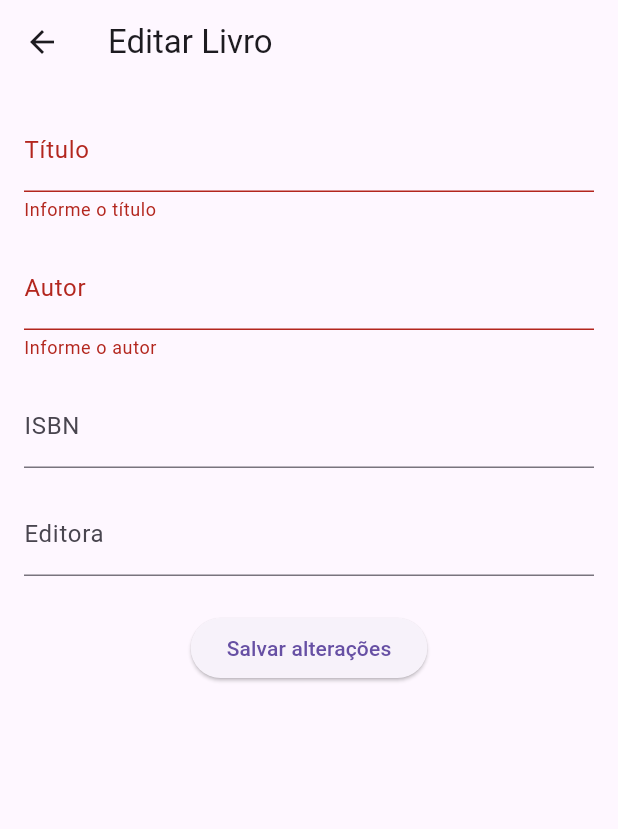
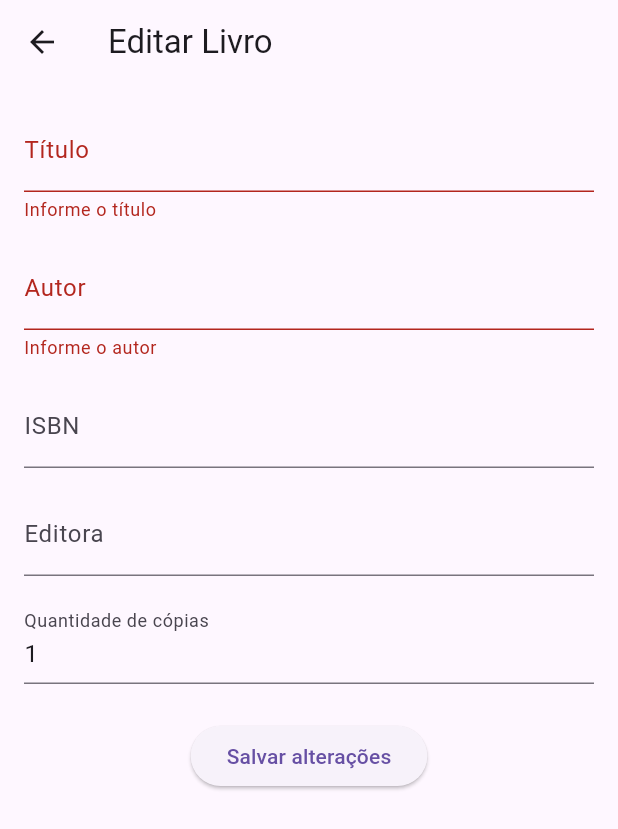
Before and after one commit to Feli2099/biblioteca-escolar, a Flutter app: the TelaEdicaoLivro screen opened directly with empty values, after a tap on "Salvar alterações", on a phone screen of 412 x 824 dp. Shown: the top 829 px of the screen. Run offline on Flutter 3.47's test engine with Material 3 defaults, Android fonts, the phone set to English and light mode, and no system bars; our stand-ins replace cloud_firestore, firebase_auth, firebase_core; missing offline and left inert: mobile_scanner; accounts and stored records are empty.

Commit message:
Adiciona suporte a múltiplas cópias de livros

```diff
--- a/lib/modelos/livro.dart
+++ b/lib/modelos/livro.dart
@@ -4,6 +4,7 @@ class Livro {
   final String isbn;
   final String editora;
   final String? urlCapa;
+  final int quantidadeTotal;
 
   Livro({
     required this.titulo,
@@ -11,6 +12,7 @@ class Livro {
     required this.isbn,
     required this.editora,
     this.urlCapa,
+    this.quantidadeTotal =1,
   });
 
   Map<String,dynamic> toMap() {
@@ -20,6 +22,7 @@ class Livro {
       'isbn': isbn,
       'editora': editora,
       'urlCapa': urlCapa,
+      'quantidadeTotal': quantidadeTotal,
     };
   }
 
@@ -30,6 +33,7 @@ class Livro {
       isbn: map['isbn'] ?? '',
       editora: map['editora'] ?? '',
       urlCapa: map['urlCapa'],
+      quantidadeTotal: (map['quantidadeTotal'] as num?)?.toInt() ?? 1,
     );
   }
 }
--- a/lib/servicos/firestore_livros_service.dart
+++ b/lib/servicos/firestore_livros_service.dart
@@ -50,6 +50,7 @@ class FirestoreLivrosService {
       'autor': livro.autor,
       'editora': livro.editora,
       'urlCapa': livro.urlCapa,
+      'quantidadeTotal': livro.quantidadeTotal,
     });
   }
 }
--- a/lib/telas/emprestimos/tela_cadastro_emprestimo.dart
+++ b/lib/telas/emprestimos/tela_cadastro_emprestimo.dart
@@ -177,7 +177,7 @@ class _TelaCadastroEmprestimoState
                     ).showSnackBar(
                       const SnackBar(
                         content: Text(
-                          'Esse livro já está emprestado.',
+                          'Não há cópias disponíveis deste livro.',
                         ),
                       ),
                     );
--- a/lib/telas/livros/tela_cadastro_livro.dart
+++ b/lib/telas/livros/tela_cadastro_livro.dart
@@ -24,6 +24,8 @@ class _TelaCadastroLivro extends State<TelaCadastroLivro> {
   final TextEditingController _autorController = TextEditingController();
   final TextEditingController _isbnController = TextEditingController();
   final TextEditingController _editoraController = TextEditingController();
+  final TextEditingController _quantidadeController = TextEditingController(text: '1');
+
   String? _urlCapa;
   bool _buscandoLivro = false;
 
@@ -38,6 +40,7 @@ class _TelaCadastroLivro extends State<TelaCadastroLivro> {
     _autorController.dispose();
     _isbnController.dispose();
     _editoraController.dispose();
+    _quantidadeController.dispose();
 
     super.dispose();
   }
@@ -338,6 +341,29 @@ class _TelaCadastroLivro extends State<TelaCadastroLivro> {
                   ),
                 ),
 
+                const SizedBox(height: 16),
+
+                TextFormField(
+                  controller: _quantidadeController,
+                  keyboardType: TextInputType.number,
+                  decoration: const InputDecoration(
+                    labelText: 'Quantidade de cópias',
+                  ),
+                  validator: (valor) {
+                    if (valor == null || valor.trim().isEmpty) {
+                      return 'Informe a quantidade de cópias';
+                    }
+
+                    final quantidade = int.tryParse(valor.trim());
+
+                    if (quantidade == null || quantidade <= 0) {
+                      return 'Informe uma quantidade válida';
+                    }
+
+                    return null;
+                  },
+                ),
+
                 const SizedBox(height: 24),
 
                 ElevatedButton(
@@ -364,6 +390,7 @@ class _TelaCadastroLivro extends State<TelaCadastroLivro> {
                       final autor = _autorController.text.trim();
                       final isbn = _isbnController.text.trim();
                       final editora = _editoraController.text.trim();
+                      final quantidade = int.parse(_quantidadeController.text.trim());
 
                       final livro = Livro(
                         titulo: titulo,
@@ -371,6 +398,7 @@ class _TelaCadastroLivro extends State<TelaCadastroLivro> {
                         isbn: isbn,
                         editora: editora,
                         urlCapa: _urlCapa,
+                        quantidadeTotal: quantidade,
                       );
 
                       try {
@@ -413,6 +441,8 @@ class _TelaCadastroLivro extends State<TelaCadastroLivro> {
                       _autorController.clear();
                       _isbnController.clear();
                       _editoraController.clear();
+                      _quantidadeController.text = '1';
+
                       setState(() {
                         _urlCapa = null;
                       });
--- a/lib/telas/livros/tela_edicao_livro.dart
+++ b/lib/telas/livros/tela_edicao_livro.dart
@@ -22,6 +22,7 @@ class _TelaEdicaoLivroState extends State<TelaEdicaoLivro> {
   late final TextEditingController _autorController;
   late final TextEditingController _isbnController;
   late final TextEditingController _editoraController;
+  late final TextEditingController _quantidadeController;
 
   @override
   void initState() {
@@ -42,6 +43,10 @@ class _TelaEdicaoLivroState extends State<TelaEdicaoLivro> {
     _editoraController = TextEditingController(
       text: widget.livro.editora,
     );
+
+    _quantidadeController = TextEditingController(
+      text: widget.livro.quantidadeTotal.toString(),
+    );
   }
 
   @override
@@ -50,6 +55,7 @@ class _TelaEdicaoLivroState extends State<TelaEdicaoLivro> {
     _autorController.dispose();
     _isbnController.dispose();
     _editoraController.dispose();
+    _quantidadeController.dispose();
 
     super.dispose();
   }
@@ -116,6 +122,29 @@ class _TelaEdicaoLivroState extends State<TelaEdicaoLivro> {
                   ),
                 ),
 
+                const SizedBox(height: 16),
+
+                TextFormField(
+                  controller: _quantidadeController,
+                  keyboardType: TextInputType.number,
+                  decoration: const InputDecoration(
+                    labelText: 'Quantidade de cópias',
+                  ),
+                  validator: (valor) {
+                    if (valor == null || valor.trim().isEmpty) {
+                      return 'Informe a quantidade de cópias';
+                    }
+
+                    final quantidade = int.tryParse(valor.trim());
+
+                    if (quantidade == null || quantidade <= 0) {
+                      return 'Informe uma quantidade válida';
+                    }
+
+                    return null;
+                  },
+                ),
+
                 const SizedBox(height: 24),
 
                 ElevatedButton(
@@ -130,6 +159,7 @@ class _TelaEdicaoLivroState extends State<TelaEdicaoLivro> {
                       isbn: widget.livro.isbn,
                       editora: _editoraController.text.trim(),
                       urlCapa: widget.livro.urlCapa,
+                      quantidadeTotal: int.parse(_quantidadeController.text.trim()),
                     );
 
                     Navigator.pop(
--- a/lib/telas/livros/tela_livros.dart
+++ b/lib/telas/livros/tela_livros.dart
@@ -7,7 +7,8 @@ class TelaLivros extends StatefulWidget {
   final List<Livro> livros;
   final Future<bool> Function(Livro) onAdicionarLivro;
   final Future<bool> Function(String) onExcluirLivro;
-  final Future<void> Function(Livro) onAtualizarLivro;
+  final Future<bool> Function(Livro) onAtualizarLivro;
+  final Future<int> Function(String) onContarEmprestimosAtivos;
 
   const TelaLivros({
     super.key,
@@ -15,6 +16,7 @@ class TelaLivros extends StatefulWidget {
     required this.onAdicionarLivro,
     required this.onExcluirLivro,
     required this.onAtualizarLivro,
+    required this.onContarEmprestimosAtivos,
   });
 
   @override
@@ -62,6 +64,7 @@ class _TelaLivroState extends State<TelaLivros> {
                         livros: widget.livros,
                         onExcluirLivro: widget.onExcluirLivro,
                         onAtualizarLivro: widget.onAtualizarLivro,
+                        onContarEmprestimosAtivos: widget.onContarEmprestimosAtivos,
                       );
                     },
                   ),
```
Also changed, not shown: lib/servicos/firestore_emprestimos_service.dart (+35 -5 lines), lib/telas/livros/tela_listagem_livros.dart (+54 -2 lines), lib/telas/tela_inicial.dart (+29 -6 lines), 2 other files.
